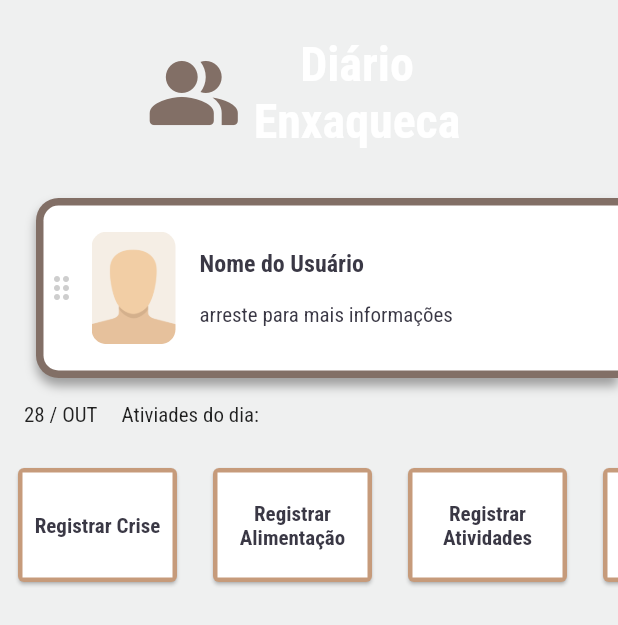
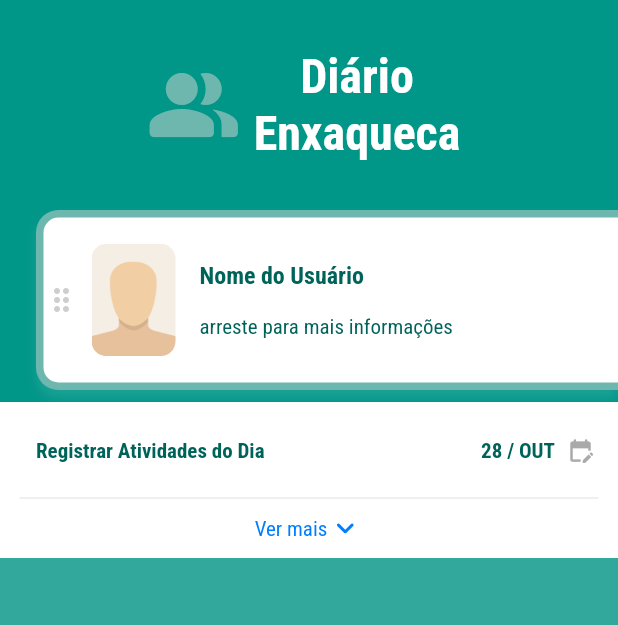
Before and after one commit to JoseTeixeiraMendesJunior/diario_enxaqueca, a Flutter app: the HomeView screen opened by its route, on a phone screen of 412 x 824 dp. Shown: the top 625 px of the screen. Run offline on Flutter 3.47's test engine with Material 2 defaults, Android fonts, the phone set to English and light mode, and no system bars; missing offline and left inert: flutter_animated_dialog.

Commit message:
Cores alteradas

```diff
--- a/lib/layouts/globalinfo.dart
+++ b/lib/layouts/globalinfo.dart
@@ -7,10 +7,10 @@ class GlobalInfo {
   ///Cores globais
   ///
   // cores do design
-  static const Color primaryColor = Color.fromRGBO(247, 204, 172, 1);
-  static const Color secondaryColor = Color.fromRGBO(198, 155, 123, 1);
-  static const Color tertiaryColor = Color.fromRGBO(130, 111, 102, 1);
-  static const Color contrastColor = Color.fromRGBO(58, 56, 69, 1);
+  static const Color primaryColor = Color.fromRGBO(0, 150, 136, 1);
+  static const Color secondaryColor = Color.fromRGBO(50, 168, 156, 1);
+  static const Color tertiaryColor = Color.fromRGBO(110, 183, 175, 1);
+  static const Color contrastColor = Color.fromRGBO(0, 99, 90, 1);
 
   ///
   //cores de aviso
@@ -33,4 +33,5 @@ class GlobalInfo {
   static const Color instagram = Color.fromRGBO(166, 55, 149, 1);
   static const Color cement = Color.fromRGBO(95, 98, 98, 1);
   static const Color darkGrey = Color.fromRGBO(38, 39, 39, 1);
+  static const Color link = Color.fromRGBO(138, 180, 248, 1);
 }
--- a/lib/views/home/index.dart
+++ b/lib/views/home/index.dart
@@ -17,9 +17,33 @@ class _HomeViewState extends State<HomeView> {
 
   @override
   Widget build(BuildContext context) {
-    return Scaffold(
-      backgroundColor: Colors.white.withOpacity(0.9),
+    return Container(
+      color: GlobalInfo.secondaryColor,
+      child: SafeArea(
+        bottom: false,
+        child: Scaffold(
+          backgroundColor: Colors.transparent,
           body: ListView(
+            children: const [BoxOne(), BoxTwo()],
+          ),
+        ),
+      ),
+    );
+  }
+}
+
+class BoxOne extends StatelessWidget {
+  const BoxOne({
+    Key? key,
+  }) : super(key: key);
+
+  @override
+  Widget build(BuildContext context) {
+    return Container(
+      padding: const EdgeInsets.symmetric(vertical: 8),
+      color: GlobalInfo.primaryColor,
+      child: IntrinsicHeight(
+        child: Column(
           children: [
             const LogoWidget(
               topPadding: 24,
@@ -35,7 +59,7 @@ class _HomeViewState extends State<HomeView> {
                       BoxShadow(
                         blurRadius: 5,
                         offset: Offset(0, 5),
-                      color: Colors.grey,
+                        color: Colors.white10,
                       ),
                     ],
                     borderRadius: BorderRadius.only(
@@ -96,8 +120,8 @@ class _HomeViewState extends State<HomeView> {
                                 padding: EdgeInsets.all(8.0),
                                 child: Text(
                                   'arreste para mais informações',
-                                style:
-                                    TextStyle(color: GlobalInfo.contrastColor),
+                                  style: TextStyle(
+                                      color: GlobalInfo.contrastColor),
                                 ),
                               ),
                             ],
@@ -109,57 +133,155 @@ class _HomeViewState extends State<HomeView> {
                 ),
               ),
             ),
+          ],
+        ),
+      ),
+    );
+  }
+}
+
+class BoxTwo extends StatefulWidget {
+  const BoxTwo({Key? key}) : super(key: key);
+
+  @override
+  State<BoxTwo> createState() => _BoxTwoState();
+}
+
+class _BoxTwoState extends State<BoxTwo> {
+  bool _visibleList = false;
+  String _textButton = 'Ver mais';
+  IconData _iconButton = Icons.expand_more_rounded;
+
+  final ScrollController _scrollController = ScrollController();
+
+  @override
+  Widget build(BuildContext context) {
+    return AnimatedContainer(
+      duration: const Duration(milliseconds: 300),
+      // height: ,
+      padding: const EdgeInsets.all(8),
+      color: Colors.white,
+      child: IntrinsicHeight(
+        child: Column(
+          children: [
             Padding(
               padding: const EdgeInsets.all(8),
+              child: GestureDetector(
+                onTap: () => print('alterar data'),
                 child: Row(
                   children: const [
-                Padding(
+                    Expanded(
+                      child: Padding(
                         padding: EdgeInsets.all(8.0),
-                  child: Text('28 / OUT'),
+                        child: Text(
+                          'Registrar Atividades do Dia',
+                          style: TextStyle(
+                            fontWeight: FontWeight.bold,
+                            color: GlobalInfo.contrastColor,
+                          ),
+                        ),
+                      ),
                     ),
                     Padding(
                       padding: EdgeInsets.all(8.0),
-                  child: Text('Ativiades do dia: '),
+                      child: Text(
+                        '28 / OUT',
+                        style: TextStyle(
+                          fontWeight: FontWeight.bold,
+                          color: GlobalInfo.contrastColor,
                         ),
+                      ),
+                    ),
+                    Icon(
+                      Icons.edit_calendar_rounded,
+                      size: 18,
+                      color: GlobalInfo.grey,
+                    )
                   ],
                 ),
               ),
-          SizedBox(
-            height: 100,
+            ),
+            Visibility(
+              visible: _visibleList,
+              child: SizedBox(
+                height: 5 * 90,
                 child: Padding(
                   padding: const EdgeInsets.symmetric(vertical: 8),
-              child: ListView(
+                  child: Column(
                     // controller: _scrollController,
-                scrollDirection: Axis.horizontal,
+                    // shrinkWrap: true,
                     // physics: const ClampingScrollPhysics(),
                     children: const [
                       ActionsWidget(
                         name: 'Registrar Crise',
                         activities: ['horario', 'instensidade'],
+                        icon: Icons.book_online_rounded,
                       ),
                       ActionsWidget(
                         name: 'Registrar Alimentação',
                         activities: ['horario', 'alimentos'],
+                        icon: Icons.restaurant_rounded,
                       ),
                       ActionsWidget(
                         name: 'Registrar Atividades',
                         activities: ['horario', 'atividade'],
+                        icon: Icons.work_rounded,
                       ),
                       ActionsWidget(
                         name: 'Registrar Eventualidade',
                         activities: ['horario', 'eventualidade'],
+                        icon: Icons.today_rounded,
                       ),
                       ActionsWidget(
                         name: 'Registrar Atividade Física',
                         activities: ['horario', 'exercício'],
+                        icon: Icons.fitness_center_rounded,
                       ),
                     ],
                   ),
                 ),
+              ),
+            ),
+            const Padding(
+              padding: EdgeInsets.symmetric(horizontal: 5),
+              child: Divider(),
+            ),
+            InkWell(
+              onTap: (() => _changeVisibilityList()),
+              child: Row(
+                mainAxisAlignment: MainAxisAlignment.center,
+                children: [
+                  Text(
+                    _textButton,
+                    style: const TextStyle(
+                        color: GlobalInfo.infoColor, fontSize: 14),
+                  ),
+                  Icon(
+                    _iconButton,
+                    color: GlobalInfo.infoColor,
+                    size: 24,
                   )
                 ],
               ),
+            ),
+          ],
+        ),
+      ),
     );
+  }
+
+  void _changeVisibilityList() {
+    setState(() {
+      _visibleList = !_visibleList;
+
+      if (!_visibleList) {
+        _textButton = 'Ver mais  ';
+        _iconButton = Icons.expand_more_rounded;
+      } else {
+        _textButton = 'Ver menos  ';
+        _iconButton = Icons.expand_less_rounded;
+      }
+    });
   }
 }
 
@@ -167,11 +289,13 @@ class ActionsWidget extends StatelessWidget {
   const ActionsWidget({
     required this.name,
     required this.activities,
+    required this.icon,
     Key? key,
   }) : super(key: key);
 
   final String name;
   final List activities;
+  final IconData icon;
 
   @override
   Widget build(BuildContext context) {
@@ -186,16 +310,36 @@ class ActionsWidget extends StatelessWidget {
                 activities: activities,
               ),
             )),
-        child: Card(
+        child: Padding(
+          padding: const EdgeInsets.all(5),
+          child: Container(
+            decoration: BoxDecoration(
+                color: Colors.white,
+                borderRadius: BorderRadius.circular(10),
+                border: Border.all(color: GlobalInfo.tertiaryColor, width: 3)),
+            // width: 100,
+            height: 75,
+            child: Row(
+              children: [
+                Expanded(
+                  child: SizedBox(
+                    child: Row(
+                      children: [
+                        Padding(
+                          padding: const EdgeInsets.all(8.0),
+                          child: Container(
+                            height: 35,
+                            width: 35,
+                            decoration: BoxDecoration(
                                 color: GlobalInfo.secondaryColor,
-          child: Padding(
-            padding: const EdgeInsets.all(3),
-            child: Container(
+                                borderRadius: BorderRadius.circular(50)),
+                            child: Icon(
+                              icon,
                               color: Colors.white,
-              width: 100,
-              height: 100,
-              child: Center(
-                child: Text(
+                            ),
+                          ),
+                        ),
+                        Text(
                           name,
                           textAlign: TextAlign.center,
                           style: const TextStyle(
@@ -203,7 +347,19 @@ class ActionsWidget extends StatelessWidget {
                             fontWeight: FontWeight.bold,
                           ),
                         ),
+                      ],
                     ),
+                  ),
+                ),
+                const Padding(
+                  padding: EdgeInsets.all(8.0),
+                  child: Icon(
+                    Icons.arrow_forward_ios_rounded,
+                    color: GlobalInfo.grey,
+                    size: 18,
+                  ),
+                )
+              ],
             ),
           ),
         ),
```
Lines whose indentation alone changed are shown as unchanged.
